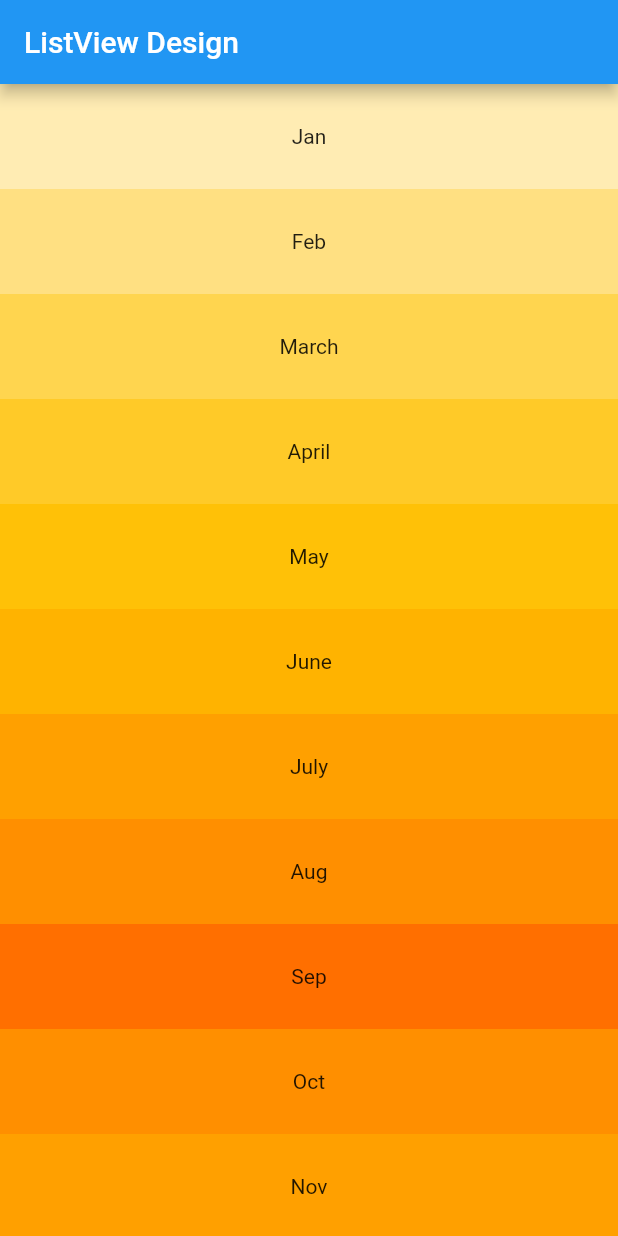
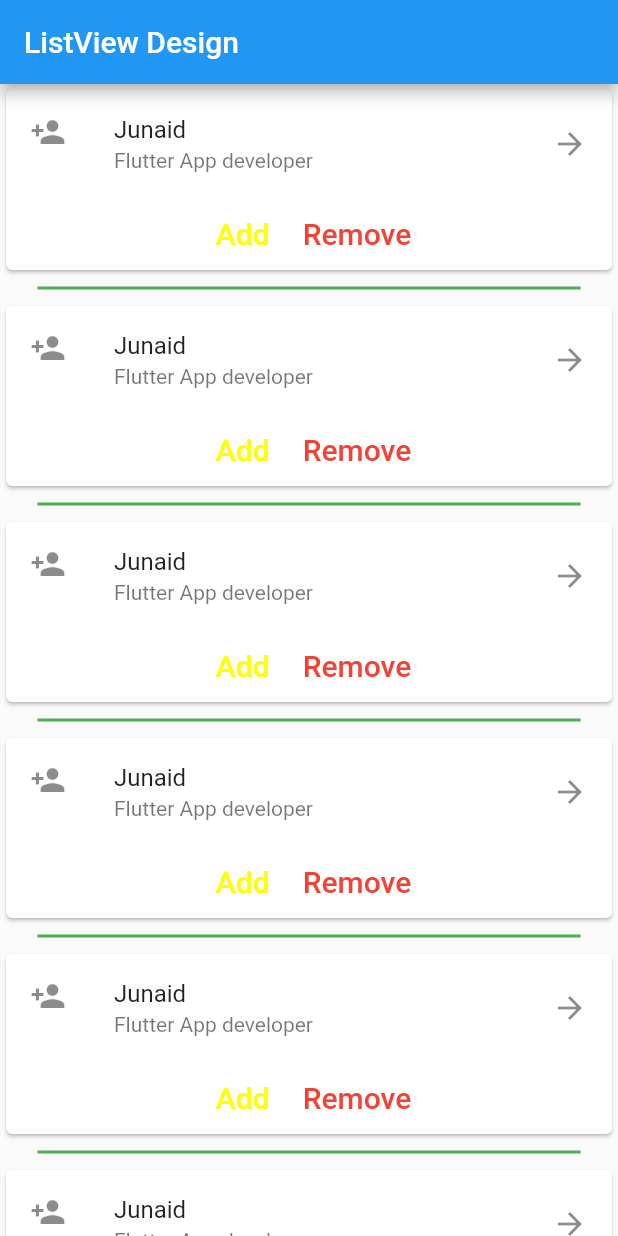
Before and after one commit to JunaidSAnsari/flutter_widgets, a Flutter app: the screen it shows after launch, on a phone screen of 412 x 824 dp. Run offline on Flutter 3.47's test engine with Material 2 defaults, Android fonts, the phone set to English and light mode, and no system bars.

Commit message:
ListView.Separated & Card

```diff
--- a/lib/main.dart
+++ b/lib/main.dart
@@ -6,39 +6,85 @@ void main() {
       appBar: AppBar(
         title: Text("ListView Design"),
       ),
-      body: ListViewDesign(),
+      body: ListViewBuilder(),
     ),
   ));
 }
 
-class ListViewDesign extends StatelessWidget {
-  List<String> months = [
-    "Jan",
-    "Feb",
-    "March",
-    "April",
-    "May",
-    "June",
-    "July",
-    "Aug",
-    "Sep",
-    "Oct",
-    "Nov",
-    "Dec"
-  ];
-  List <int> colourNo = [100,200,300,400,500,600,700,800,900,800,700,600];
+// class cardViewDesign extends StatelessWidget {
+//   @override
+//   Widget build(BuildContext context) {
+//     return Card(
+//       child: Column(
+//         children: [
+//           ListTile(
+//             leading: Icon(Icons.person_add),
+//             title: Text("Junaid"),
+//             subtitle: Text("Flutter App developer"),
+//             trailing: Icon(Icons.arrow_forward),
+//             onTap: () {},
+//           ),
+//           Row(
+//             mainAxisAlignment: MainAxisAlignment.center,
+//             children: [
+//               TextButton(onPressed: () {}, child: Text("Add")),
+//               TextButton(onPressed: () {}, child: Text("Remove")),
+//             ],
+//           ),
+//         ],
+//       ),
+//     );
+//   }
+// }
+
+class ListViewBuilder extends StatelessWidget {
+  // List<int> count = [1, 2, 3, 4, 5, 6, 7, 8, 9, 10, 11, 12];
 
   @override
   Widget build(BuildContext context) {
-    //ListView Builder
-    return ListView.builder(
-        itemCount: months.length,
-        itemBuilder: (BuildContext context, int index) {
-          return Container(
-            height: 70,
-            color: Colors.amber[colourNo[index]],
-            child: Center(child: Text("${months[index]}")),
-          );
-        });
+    return ListView.separated(
+      separatorBuilder: (BuildContext context, index) {
+        return Divider(
+          // height: 10,
+          thickness: 2,
+          indent: 25,
+          endIndent: 25,
+          color: Colors.green,
+        );
+      },
+      itemCount: 30,
+      itemBuilder: (BuildContext context, index) {
+        return Card(
+          // color: Colors.black12,
+          child: Column(
+            children: [
+              ListTile(
+                leading: Icon(Icons.person_add),
+                title: Text("Junaid"),
+                subtitle: Text("Flutter App developer"),
+                trailing: Icon(Icons.arrow_forward),
+                onTap: () {},
+              ),
+              Row(
+                mainAxisAlignment: MainAxisAlignment.center,
+                children: [
+                  TextButton(
+                      onPressed: () {},
+                      child: Text(
+                        "Add",
+                        style:
+                            TextStyle(color: Colors.yellowAccent, fontSize: 20),
+                      )),
+                  TextButton(
+                      onPressed: () {},
+                      child: Text("Remove",
+                          style: TextStyle(color: Colors.red, fontSize: 20))),
+                ],
+              ),
+            ],
+          ),
+        );
+      },
+    );
   }
 }
```
